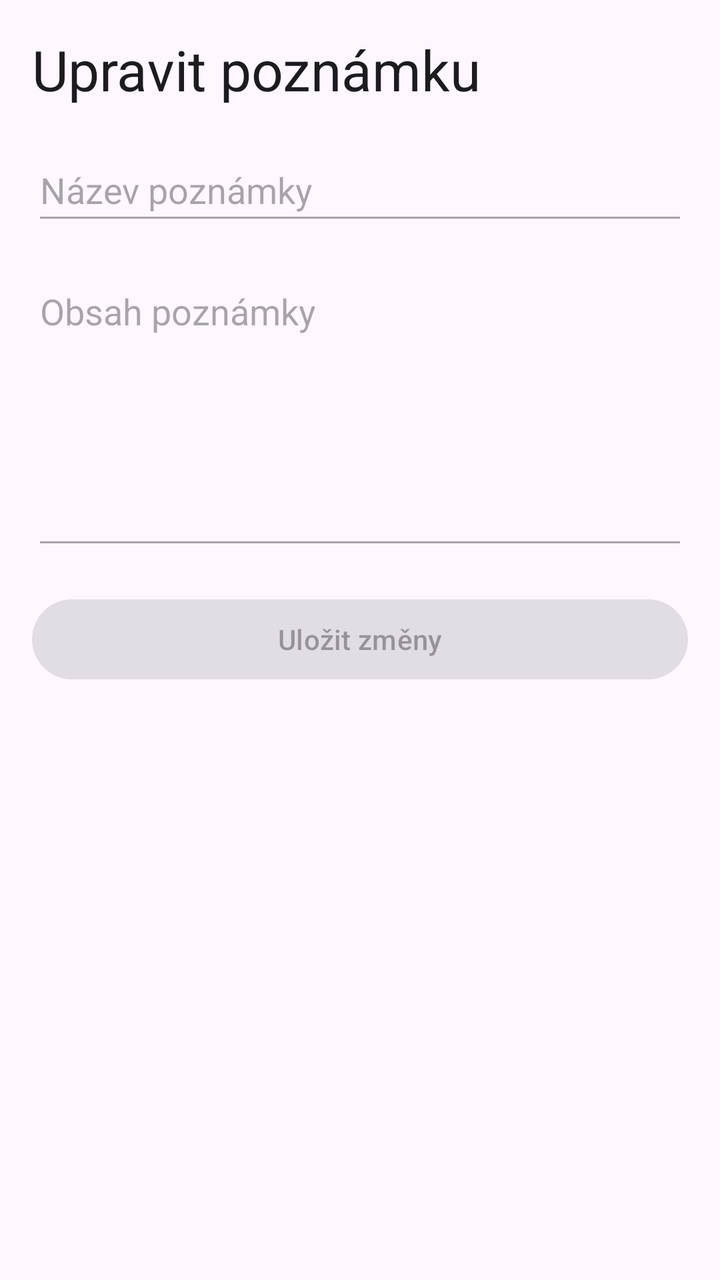
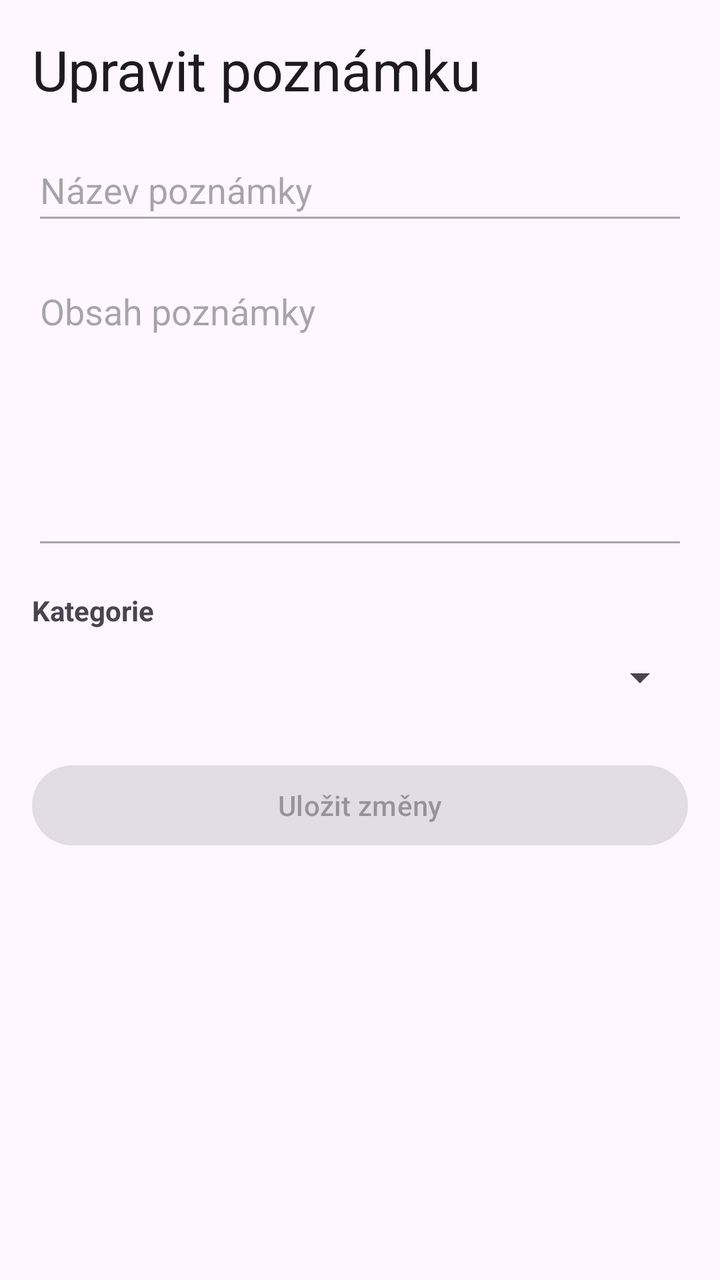

Compare the two renders of this Android layout. The source of the first and the diff that turns it into the second are given below.
<!-- AndroidManifest.xml: application theme Theme._09NoteApp -->
<!-- res/layout/activity_edit_note.xml -->
<?xml version="1.0" encoding="utf-8"?>
<ScrollView xmlns:android="http://schemas.android.com/apk/res/android"
    xmlns:tools="http://schemas.android.com/tools"
    android:layout_width="match_parent"
    android:layout_height="match_parent"
    android:fillViewport="true"
    android:fitsSystemWindows="true"
    tools:context=".EditNoteActivity">

    <LinearLayout
        android:layout_width="match_parent"
        android:layout_height="wrap_content"
        android:orientation="vertical"
        android:padding="16dp">

        <TextView
            android:layout_width="match_parent"
            android:layout_height="wrap_content"
            android:layout_marginBottom="16dp"
            android:text="@string/edit_note"
            android:textAppearance="?attr/textAppearanceHeadlineMedium" />

        <EditText
            android:id="@+id/etEditTitle"
            android:layout_width="match_parent"
            android:layout_height="wrap_content"
            android:enabled="false"
            android:hint="@string/note_title"
            android:inputType="textCapSentences"
            android:minHeight="48dp" />

        <EditText
            android:id="@+id/etEditContent"
            android:layout_width="match_parent"
            android:layout_height="wrap_content"
            android:layout_marginTop="16dp"
            android:enabled="false"
            android:gravity="top|start"
            android:hint="@string/note_content"
            android:inputType="textMultiLine|textCapSentences"
            android:minLines="6" />

        <com.google.android.material.button.MaterialButton
            android:id="@+id/btnSaveChanges"
            android:layout_width="match_parent"
            android:layout_height="wrap_content"
            android:layout_marginTop="16dp"
            android:enabled="false"
            android:text="@string/save_note_changes" />

    </LinearLayout>
</ScrollView>
<!-- resources referenced by this layout -->
<resources>
  <string name="edit_note">Upravit poznámku</string>
  <string name="note_content">Obsah poznámky</string>
  <string name="note_title">Název poznámky</string>
  <string name="save_note_changes">Uložit změny</string>
  <style name="Theme._09NoteApp" parent="Base.Theme._09NoteApp" />
  <style name="Base.Theme._09NoteApp" parent="Theme.Material3.DayNight.NoActionBar">
          
          
      </style>
</resources>

<!-- the commit's change to res/layout/activity_edit_note.xml (unified diff, before → after) -->
@@ -40,6 +40,21 @@
             android:inputType="textMultiLine|textCapSentences"
             android:minLines="6" />
 
+        <TextView
+            android:layout_width="wrap_content"
+            android:layout_height="wrap_content"
+            android:layout_marginTop="16dp"
+            android:labelFor="@+id/spinnerCategory"
+            android:text="@string/note_category"
+            android:textStyle="bold" />
+
+        <Spinner
+            android:id="@id/spinnerCategory"
+            android:layout_width="match_parent"
+            android:layout_height="wrap_content"
+            android:enabled="false"
+            android:minHeight="48dp" />
+
         <com.google.android.material.button.MaterialButton
             android:id="@+id/btnSaveChanges"
             android:layout_width="match_parent"
<!-- resource entries referenced after the edit -->
@@ -1,6 +1,7 @@
 <!-- resources referenced by this layout -->
 <resources>
   <string name="edit_note">Upravit poznámku</string>
+  <string name="note_category">Kategorie</string>
   <string name="note_content">Obsah poznámky</string>
   <string name="note_title">Název poznámky</string>
   <string name="save_note_changes">Uložit změny</string>
